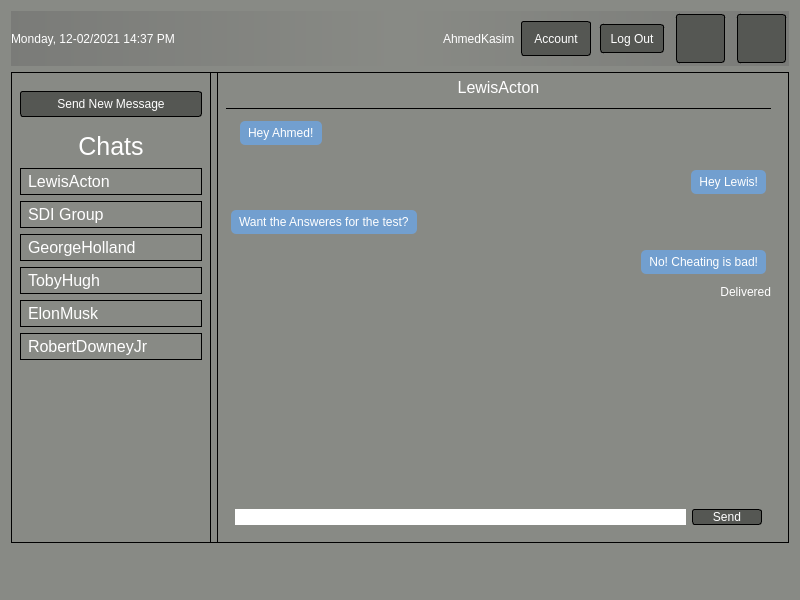
First picture: the form in mainhub.ui, repository AhmedMuktar1/SDIApplicationGroup51, before the edit.
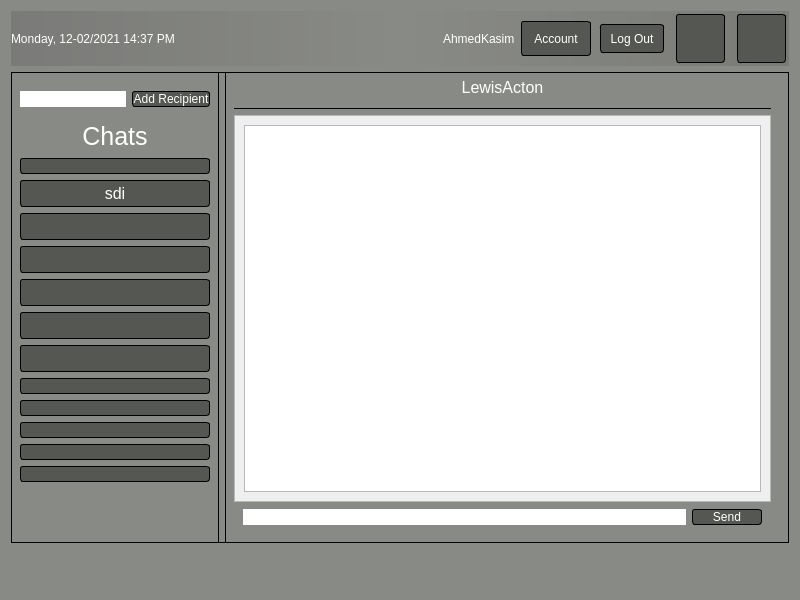
Second picture: the form after the edit. Icons and pictures are not drawn.

What changed in the file:
```diff
--- a/mainhub.ui
+++ b/mainhub.ui
@@ -48,10 +48,9 @@
 	padding: 3px;
 	text-transform: uppercase;
 }
-#message1 {
+#message0, #message00 {
 	padding: 5px;
 	border-radius: 5px;
-	margin: 5px;
 	background-color: rgb(114, 159, 207);
 }
 
@@ -318,9 +317,19 @@
            </property>
            <layout class="QHBoxLayout" name="horizontalLayout_3">
             <item>
-             <widget class="QPushButton" name="sendMessageButton">
+             <widget class="QLineEdit" name="RecipientInput">
+              <property name="minimumSize">
+               <size>
+                <width>0</width>
+                <height>0</height>
+               </size>
+              </property>
+             </widget>
+            </item>
+            <item>
+             <widget class="QPushButton" name="RecipientButton">
               <property name="text">
-               <string>Send New Message</string>
+               <string>Add Recipient</string>
               </property>
              </widget>
             </item>
@@ -344,44 +353,86 @@
              <number>1</number>
             </property>
             <item>
-             <widget class="QLabel" name="chat1">
+             <widget class="QPushButton" name="chat">
               <property name="text">
-               <string>LewisActon</string>
+               <string/>
               </property>
              </widget>
             </item>
             <item>
-             <widget class="QLabel" name="chat2">
+             <widget class="QPushButton" name="chat1">
               <property name="text">
-               <string>SDI Group</string>
+               <string>sdi</string>
               </property>
              </widget>
             </item>
             <item>
-             <widget class="QLabel" name="chat3">
+             <widget class="QPushButton" name="chat2">
               <property name="text">
-               <string>GeorgeHolland</string>
+               <string/>
               </property>
              </widget>
             </item>
             <item>
-             <widget class="QLabel" name="chat4">
+             <widget class="QPushButton" name="chat3">
               <property name="text">
-               <string>TobyHugh</string>
+               <string/>
               </property>
              </widget>
             </item>
             <item>
-             <widget class="QLabel" name="chat5">
+             <widget class="QPushButton" name="chat4">
               <property name="text">
-               <string>ElonMusk</string>
+               <string/>
               </property>
              </widget>
             </item>
             <item>
-             <widget class="QLabel" name="chat6">
+             <widget class="QPushButton" name="chat5">
               <property name="text">
-               <string>RobertDowneyJr</string>
+               <string/>
+              </property>
+             </widget>
+            </item>
+            <item>
+             <widget class="QPushButton" name="chat6">
+              <property name="text">
+               <string/>
+              </property>
+             </widget>
+            </item>
+            <item>
+             <widget class="QPushButton" name="chat7">
+              <property name="text">
+               <string/>
+              </property>
+             </widget>
+            </item>
+            <item>
+             <widget class="QPushButton" name="chat8">
+              <property name="text">
+               <string/>
+              </property>
+             </widget>
+            </item>
+            <item>
+             <widget class="QPushButton" name="chat9">
+              <property name="text">
+               <string/>
+              </property>
+             </widget>
+            </item>
+            <item>
+             <widget class="QPushButton" name="chat10">
+              <property name="text">
+               <string/>
+              </property>
+             </widget>
+            </item>
+            <item>
+             <widget class="QPushButton" name="chat11">
+              <property name="text">
+               <string/>
               </property>
              </widget>
             </item>
@@ -430,144 +481,35 @@
           </widget>
          </item>
          <item>
-          <widget class="QWidget" name="horizontalWidget" native="true">
-           <layout class="QHBoxLayout" name="horizontalLayout_4">
-            <property name="topMargin">
-             <number>1</number>
+          <widget class="QScrollArea" name="scrollArea">
+           <property name="widgetResizable">
+            <bool>true</bool>
+           </property>
+           <widget class="QWidget" name="scrollAreaWidgetContents">
+            <property name="geometry">
+             <rect>
+              <x>0</x>
+              <y>0</y>
+              <width>476</width>
+              <height>384</height>
+             </rect>
             </property>
-            <item>
-             <widget class="QLabel" name="message1">
-              <property name="text">
-               <string>Hey Ahmed!</string>
-              </property>
-             </widget>
-            </item>
-            <item>
-             <spacer name="horizontalSpacer_2">
-              <property name="orientation">
-               <enum>Qt::Horizontal</enum>
-              </property>
-              <property name="sizeHint" stdset="0">
-               <size>
-                <width>40</width>
-                <height>20</height>
-               </size>
-              </property>
-             </spacer>
-            </item>
-           </layout>
+            <layout class="QVBoxLayout" name="verticalLayout_5">
+             <item>
+              <widget class="QTextBrowser" name="messageBox">
+               <property name="html">
+                <string>&lt;!DOCTYPE HTML PUBLIC &quot;-//W3C//DTD HTML 4.0//EN&quot; &quot;http://www.w3.org/TR/REC-html40/strict.dtd&quot;&gt;
+&lt;html&gt;&lt;head&gt;&lt;meta name=&quot;qrichtext&quot; content=&quot;1&quot; /&gt;&lt;style type=&quot;text/css&quot;&gt;
+p, li { white-space: pre-wrap; }
+&lt;/style&gt;&lt;/head&gt;&lt;body style=&quot; font-family:'Ubuntu'; font-size:11pt; font-weight:400; font-style:normal;&quot;&gt;
+&lt;p style=&quot;-qt-paragraph-type:empty; margin-top:0px; margin-bottom:0px; margin-left:0px; margin-right:0px; -qt-block-indent:0; text-indent:0px;&quot;&gt;&lt;br /&gt;&lt;/p&gt;&lt;/body&gt;&lt;/html&gt;</string>
+               </property>
+              </widget>
+             </item>
+            </layout>
+           </widget>
           </widget>
          </item>
-         <item>
-          <layout class="QHBoxLayout" name="horizontalLayout_7">
-           <property name="topMargin">
-            <number>0</number>
-           </property>
-           <item>
-            <spacer name="horizontalSpacer_3">
-             <property name="orientation">
-              <enum>Qt::Horizontal</enum>
-             </property>
-             <property name="sizeHint" stdset="0">
-              <size>
-               <width>40</width>
-               <height>20</height>
-              </size>
-             </property>
-            </spacer>
-           </item>
-           <item>
-            <widget class="QLabel" name="message2">
-             <property name="text">
-              <string>Hey Lewis!</string>
-             </property>
-             <property name="alignment">
-              <set>Qt::AlignRight|Qt::AlignTrailing|Qt::AlignVCenter</set>
-             </property>
-            </widget>
-           </item>
-          </layout>
-         </item>
-         <item>
-          <layout class="QHBoxLayout" name="horizontalLayout_8">
-           <property name="topMargin">
-            <number>0</number>
-           </property>
-           <item>
-            <widget class="QLabel" name="message3">
-             <property name="text">
-              <string>Want the Answeres for the test?</string>
-             </property>
-            </widget>
-           </item>
-           <item>
-            <spacer name="horizontalSpacer_4">
-             <property name="orientation">
-              <enum>Qt::Horizontal</enum>
-             </property>
-             <property name="sizeHint" stdset="0">
-              <size>
-               <width>40</width>
-               <height>20</height>
-              </size>
-             </property>
-            </spacer>
-           </item>
-          </layout>
-         </item>
-         <item>
-          <layout class="QHBoxLayout" name="horizontalLayout_9">
-           <property name="topMargin">
-            <number>0</number>
-           </property>
-           <item>
-            <spacer name="horizontalSpacer_5">
-             <property name="orientation">
-              <enum>Qt::Horizontal</enum>
-             </property>
-             <property name="sizeHint" stdset="0">
-              <size>
-               <width>40</width>
-               <height>20</height>
-              </size>
-             </property>
-            </spacer>
-           </item>
-           <item>
-            <widget class="QLabel" name="message4">
-             <property name="text">
-              <string>No! Cheating is bad!</string>
-             </property>
-             <property name="alignment">
-              <set>Qt::AlignRight|Qt::AlignTrailing|Qt::AlignVCenter</set>
-             </property>
-            </widget>
-           </item>
-          </layout>
-         </item>
-         <item>
-          <widget class="QLabel" name="messageStatus">
-           <property name="text">
-            <string>Delivered</string>
-           </property>
-           <property name="alignment">
-            <set>Qt::AlignRight|Qt::AlignTrailing|Qt::AlignVCenter</set>
-           </property>
-          </widget>
-         </item>
-         <item>
-          <spacer name="verticalSpacer_2">
-           <property name="orientation">
-            <enum>Qt::Vertical</enum>
-           </property>
-           <property name="sizeHint" stdset="0">
-            <size>
-             <width>20</width>
-             <height>40</height>
-            </size>
-           </property>
-          </spacer>
-         </item>
          <item>
           <widget class="QWidget" name="sendMessageSection" native="true">
            <layout class="QHBoxLayout" name="horizontalLayout_5">
```
